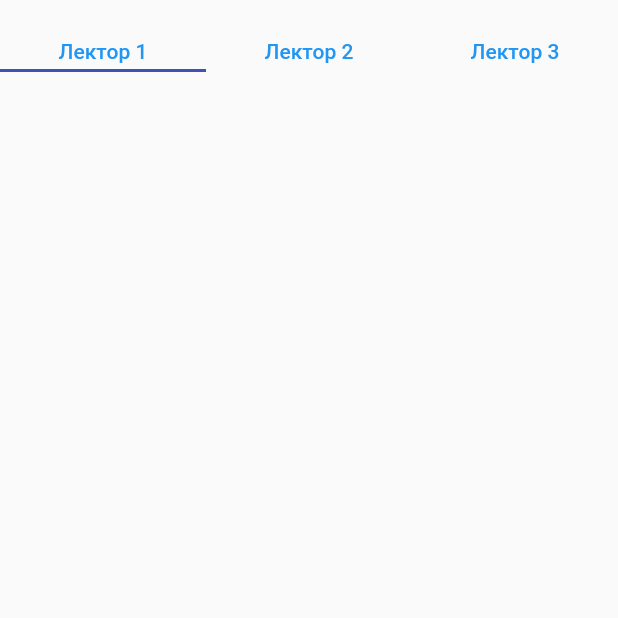
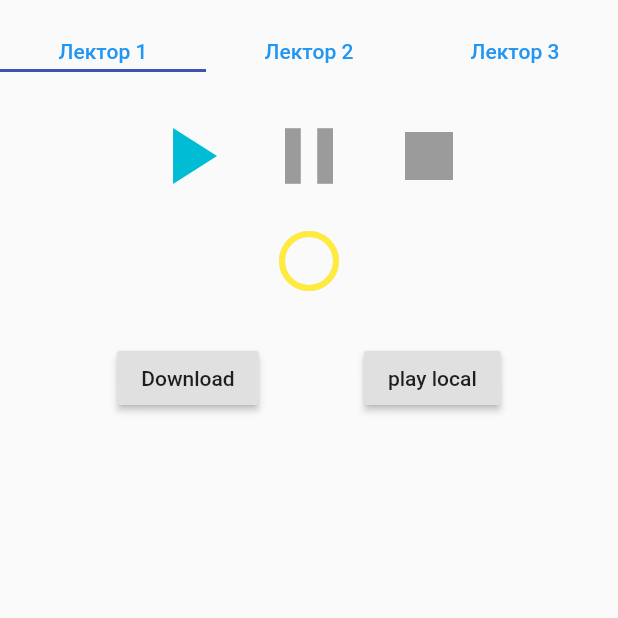
Before and after one commit to Ahrorus/kitab_at_tauhid, a Flutter app: the AudioScreen screen opened directly, on a phone screen of 412 x 824 dp, the top half of it. Run offline on Flutter 3.47's test engine with Material 2 defaults, Android fonts, the phone set to English and light mode, and no system bars; our stand-ins replace dynamic_theme, flutter_html, shared_preferences; missing offline and left inert: audioplayer, flutter_list_drag_and_drop; accounts and stored records are empty.

Commit message:
Changed Stateless to Stateful Widget in AudioScreen and added three files per each lecturer tab

```diff
--- a/lib/ui/audio/audio_screen.dart
+++ b/lib/ui/audio/audio_screen.dart
@@ -1,7 +1,55 @@
 import 'package:flutter/material.dart';
 
 import '../../util/constants.dart';
+import 'lector_one_tab.dart';
+import 'lector_two_tab.dart';
+import 'lector_three_tab.dart';
 
+
+class AudioScreen extends StatefulWidget {
+  @override
+  _AudioScreenState createState() => _AudioScreenState();
+}
+
+class _AudioScreenState extends State<AudioScreen> {
+  @override
+  Widget build(BuildContext context) {
+    return DefaultTabController(
+      length: 3,
+      child: Scaffold(
+        appBar: PreferredSize(
+          preferredSize: Size.fromHeight(kTextTabBarHeight),
+          child: Container(
+            child: SafeArea(
+              child: Column(
+                children: <Widget>[
+                  Expanded(child: Container()),
+                  TabBar(
+                    tabs: [
+                      TabText(lecturers[0]),
+                      TabText(lecturers[1]),
+                      TabText(lecturers[2])
+                    ],
+                  ),
+                ],
+              ),
+            ),
+          ),
+        ),
+        body: TabBarView(
+          children: [
+            LectorOneTab(),
+            LectorTwoTab(),
+            LectorThreeTab(),
+          ],
+        ),
+      ), // See the next step!
+    );
+  }
+}
+
+
+/*
 class AudioScreen extends StatelessWidget {
   @override
   Widget build(BuildContext context) {
@@ -38,6 +86,7 @@ class AudioScreen extends StatelessWidget {
     );
   }
 }
+*/
 
 class TabText extends StatelessWidget {
   final String text;
--- /dev/null
+++ b/lib/ui/audio/lector_one_tab.dart
@@ -0,0 +1,251 @@
+
+import 'dart:async';
+import 'dart:io';
+import 'dart:typed_data';
+
+import 'package:audioplayer/audioplayer.dart';
+import 'package:flutter/material.dart';
+import '../../util/constants.dart';
+import 'package:http/http.dart';
+import 'package:path_provider/path_provider.dart';
+
+typedef void OnError(Exception exception);
+
+const kUrl = "http://www.rxlabz.com/labz/audio2.mp3";
+const kUrl2 = "http://www.rxlabz.com/labz/audio.mp3";
+enum PlayerState { stopped, playing, paused }
+
+
+class LectorOneTab extends StatefulWidget {
+  @override
+  _LectorOneTabState createState() => _LectorOneTabState();
+}
+
+class _LectorOneTabState extends State<LectorOneTab> {
+
+  Duration duration;
+  Duration position;
+
+  AudioPlayer audioPlayer;
+
+  String localFilePath;
+
+  Future<File> get _localFile async {
+    final dir = await getApplicationDocumentsDirectory();
+    localFilePath = '${dir.path}/audio.mp3';
+    return File(localFilePath);
+  }
+
+  PlayerState playerState = PlayerState.stopped;
+
+  get isPlaying => playerState == PlayerState.playing;
+  get isPaused => playerState == PlayerState.paused;
+
+  get durationText =>
+    duration != null ? duration.toString().split('.').first : '';
+  get positionText =>
+    position != null ? position.toString().split('.').first : '';
+
+  bool isMuted = false;
+
+  StreamSubscription _positionSubscription;
+  StreamSubscription _audioPlayerStateSubscription;
+
+  @override
+  void initState(){
+    super.initState();
+    initAudioPlayer();
+  }
+
+  @override
+  void dispose() {
+    _positionSubscription.cancel();
+    _audioPlayerStateSubscription.cancel();
+    audioPlayer.stop();
+    super.dispose();
+  }
+
+  void initAudioPlayer() {
+    audioPlayer = new AudioPlayer();
+    _positionSubscription = audioPlayer.onAudioPositionChanged
+      .listen((p) => setState(() => position = p));
+    _audioPlayerStateSubscription =
+      audioPlayer.onPlayerStateChanged.listen((s) {
+        if (s == AudioPlayerState.PLAYING) {
+          setState(() => duration = audioPlayer.duration);
+        } else if (s == AudioPlayerState.STOPPED) {
+          onComplete();
+          setState(() {
+            position = duration;
+          });
+        }
+      }, onError: (msg) {
+        setState(() {
+          playerState = PlayerState.stopped;
+          duration = new Duration(seconds: 0);
+          position = new Duration(seconds: 0);
+        });
+      });
+  }
+
+  Future play() async {
+    await audioPlayer.play(kUrl);
+    setState(() {
+      playerState = PlayerState.playing;
+    });
+  }
+
+  Future _playLocal() async {
+    await _localFile;
+    await audioPlayer.play(localFilePath, isLocal: true);
+    setState(() => playerState = PlayerState.playing);
+  }
+
+  Future pause() async {
+    await audioPlayer.pause();
+    setState(() => playerState = PlayerState.paused);
+  }
+
+  Future stop() async {
+    await audioPlayer.stop();
+    setState(() {
+      playerState = PlayerState.stopped;
+      position = new Duration();
+    });
+  }
+
+  Future mute(bool muted) async {
+    await audioPlayer.mute(muted);
+    setState(() {
+      isMuted = muted;
+    });
+  }
+
+  void onComplete() {
+    setState(() => playerState = PlayerState.stopped);
+  }
+
+  Future<Uint8List> _loadFileBytes(String url, {OnError onError}) async {
+    Uint8List bytes;
+    try {
+      bytes = await readBytes(url);
+    } on ClientException {
+      rethrow;
+    }
+    return bytes;
+  }
+
+  Future _loadFile() async {
+    final bytes = await _loadFileBytes(kUrl,
+      onError: (Exception exception) =>
+        print('_loadFile => exception $exception'));
+
+    final file = await _localFile;
+
+    await file.writeAsBytes(bytes);
+    if (await file.exists())
+      setState(() {
+        localFilePath = file.path;
+      });
+  }
+
+
+  @override
+  Widget build(BuildContext context) {
+
+    return new Scaffold(
+      body: new ListView(
+        children: <Widget>[
+          new Material(child: _buildPlayer()),
+          (localFilePath != null) ? new Text(localFilePath) : new Container(),
+          new Padding(
+            padding: const EdgeInsets.all(8.0),
+            child: new Row(
+              mainAxisAlignment: MainAxisAlignment.spaceEvenly,
+              children: [
+                new RaisedButton(
+                  onPressed: () => _loadFile(),
+                  child: new Text('Download'),
+                ),
+                new RaisedButton(
+                  onPressed: () => _playLocal(),
+                  child: new Text('play local'),
+                ),
+              ],
+            )
+          )
+        ]
+      ),
+    );
+  }
+
+
+  Widget _buildPlayer() => new Container(
+    padding: new EdgeInsets.all(16.0),
+    child: new Column(mainAxisSize: MainAxisSize.min, children: [
+      new Row(mainAxisSize: MainAxisSize.min, children: [
+        new IconButton(
+          onPressed: isPlaying ? null : () => play(),
+          iconSize: 64.0,
+          icon: new Icon(Icons.play_arrow),
+          color: Colors.cyan),
+        new IconButton(
+          onPressed: isPlaying ? () => pause() : null,
+          iconSize: 64.0,
+          icon: new Icon(Icons.pause),
+          color: Colors.cyan),
+        new IconButton(
+          onPressed: isPlaying || isPaused ? () => stop() : null,
+          iconSize: 64.0,
+          icon: new Icon(Icons.stop),
+          color: Colors.cyan),
+      ]),
+      duration == null
+        ? new Container()
+        : new Slider(
+        value: position?.inMilliseconds?.toDouble() ?? 0.0,
+        onChanged: (double value) =>
+          audioPlayer.seek((value / 1000).roundToDouble()),
+        min: 0.0,
+        max: duration.inMilliseconds.toDouble()),
+      /* ---------- Mute/Unmute Buttons
+      new Row(
+        mainAxisAlignment: MainAxisAlignment.spaceEvenly,
+        children: <Widget>[
+          new IconButton(
+            onPressed: () => mute(true),
+            icon: new Icon(Icons.headset_off),
+            color: Colors.cyan),
+          new IconButton(
+            onPressed: () => mute(false),
+            icon: new Icon(Icons.headset),
+            color: Colors.cyan),
+        ],
+      ),
+      */
+      new Row(mainAxisSize: MainAxisSize.min, children: [
+        new Padding(
+          padding: new EdgeInsets.all(12.0),
+          child: new Stack(children: [
+            new CircularProgressIndicator(
+              value: 1.0,
+              valueColor: new AlwaysStoppedAnimation(Colors.grey[300])),
+            new CircularProgressIndicator(
+              value: position != null && position.inMilliseconds > 0
+                ? (position?.inMilliseconds?.toDouble() ?? 0.0) /
+                (duration?.inMilliseconds?.toDouble() ?? 0.0)
+                : 0.0,
+              valueColor: new AlwaysStoppedAnimation(Colors.cyan),
+              backgroundColor: Colors.yellow,
+            ),
+          ])),
+        new Text(
+          position != null
+            ? "${positionText ?? ''} / ${durationText ?? ''}"
+            : duration != null ? durationText : '',
+          style: new TextStyle(fontSize: 24.0))
+      ])
+    ])
+  );
+
+}
--- a/pubspec.yaml
+++ b/pubspec.yaml
@@ -23,6 +23,9 @@ dependencies:
   shared_preferences: ^0.4.3
   dynamic_theme: ^1.0.0
   flutter_list_drag_and_drop: ^0.1.6
+  audioplayer:
+  http: any
+  path_provider:
 
 dev_dependencies:
   flutter_test:
```
Also changed, not shown: lib/ui/audio/lector_three_tab.dart (added, +14 -0 lines), lib/ui/audio/lector_two_tab.dart (added, +14 -0 lines).
